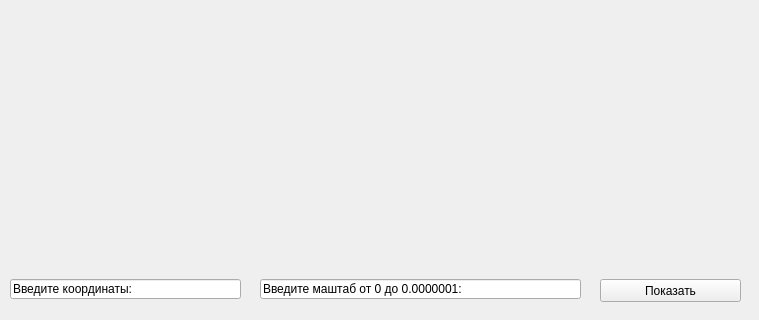
Before: the Qt Designer form mapd.ui in nikitababashev/ApiMaps, drawn with Qt 5; both pictures show x 0 to 759 and y 271 to 591 of the 759 by 591 pixel window.
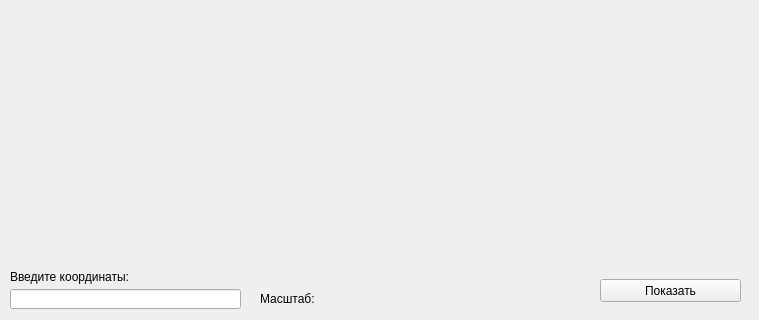
After: the same form once the commit is applied.

The edit to the form file:
```diff
--- a/mapd.ui
+++ b/mapd.ui
@@ -17,26 +17,13 @@
    <property name="geometry">
     <rect>
      <x>10</x>
-     <y>550</y>
+     <y>560</y>
      <width>231</width>
      <height>20</height>
     </rect>
    </property>
    <property name="text">
-    <string>Введите координаты:</string>
-   </property>
-  </widget>
-  <widget class="QLineEdit" name="delta">
-   <property name="geometry">
-    <rect>
-     <x>260</x>
-     <y>550</y>
-     <width>321</width>
-     <height>20</height>
-    </rect>
-   </property>
-   <property name="text">
-    <string>Введите маштаб от 0 до 0.0000001:</string>
+    <string/>
    </property>
   </widget>
   <widget class="QPushButton" name="ready">
@@ -65,6 +52,32 @@
     <string/>
    </property>
   </widget>
+  <widget class="QLabel" name="label">
+   <property name="geometry">
+    <rect>
+     <x>10</x>
+     <y>540</y>
+     <width>231</width>
+     <height>16</height>
+    </rect>
+   </property>
+   <property name="text">
+    <string>Введите координаты:</string>
+   </property>
+  </widget>
+  <widget class="QLabel" name="delta">
+   <property name="geometry">
+    <rect>
+     <x>260</x>
+     <y>560</y>
+     <width>321</width>
+     <height>20</height>
+    </rect>
+   </property>
+   <property name="text">
+    <string>Масштаб:</string>
+   </property>
+  </widget>
  </widget>
  <resources/>
  <connections/>
```
Left out of the diff: 2 changed lines with no effect on the pictures.
